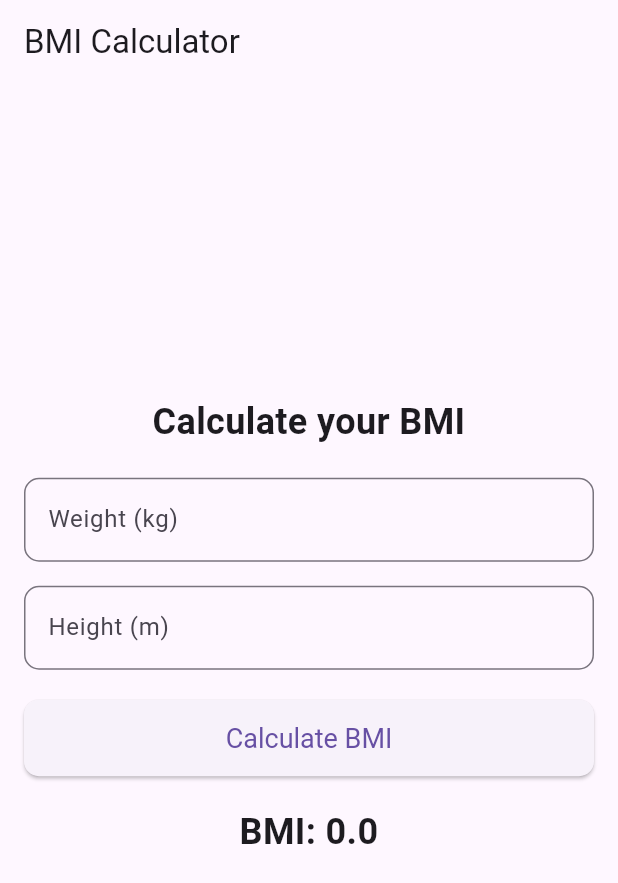
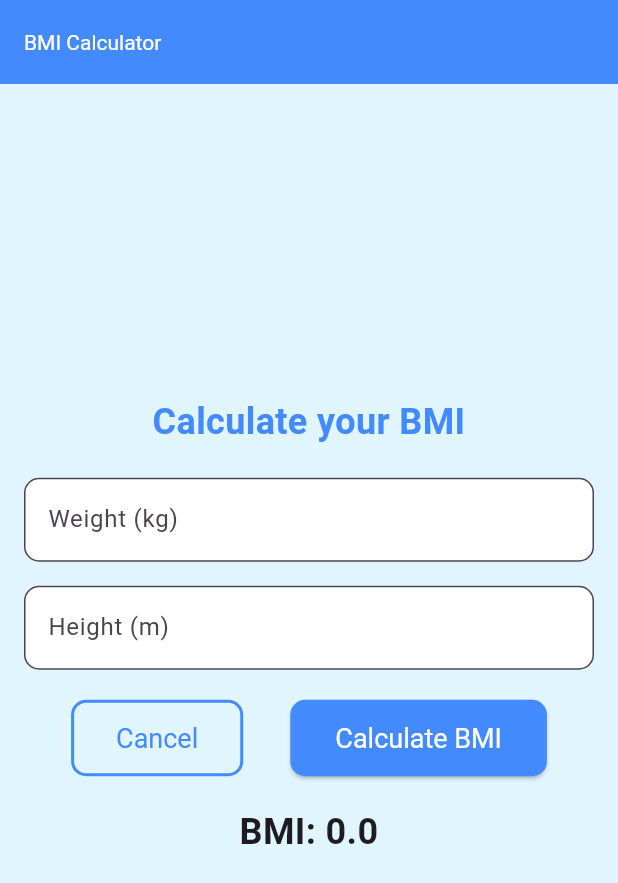
Before and after one commit to DwiJullian/C_2200016097_DwiJulianDaffa_Responsi, a Flutter app: the HomePage screen opened directly, on a phone screen of 412 x 824 dp. Shown: the top 883 px of the screen. Run offline on Flutter 3.47's test engine with Material 3 defaults, Android fonts, the phone set to English and light mode, and no system bars.

```diff
--- a/lib/homepage.dart
+++ b/lib/homepage.dart
@@ -29,13 +29,25 @@ class _HomePageState extends State<HomePage> {
     }
   }
 
+  void _cancel() {
+    _weightController.clear();
+    _heightController.clear();
+    setState(() {
+      _bmi = 0;
+      _bmiResult = "";
+    });
+  }
+
   @override
   Widget build(BuildContext context) {
     return Scaffold(
       appBar: AppBar(
         title: Text('BMI Calculator'),
+        backgroundColor: Colors.blueAccent,
+        titleTextStyle: TextStyle(color: Colors.white),
       ),
-      body: Padding(
+      body: Container(
+        color: Colors.lightBlue[50],
         padding: const EdgeInsets.all(16.0),
         child: Form(
           key: _formKey,
@@ -49,6 +61,7 @@ class _HomePageState extends State<HomePage> {
                 style: TextStyle(
                   fontSize: 24,
                   fontWeight: FontWeight.bold,
+                  color: Colors.blueAccent,
                 ),
               ),
               SizedBox(height: 20),
@@ -59,6 +72,8 @@ class _HomePageState extends State<HomePage> {
                   border: OutlineInputBorder(
                     borderRadius: BorderRadius.circular(10.0),
                   ),
+                  filled: true,
+                  fillColor: Colors.white,
                 ),
                 keyboardType: TextInputType.number,
                 validator: (value) {
@@ -76,6 +91,8 @@ class _HomePageState extends State<HomePage> {
                   border: OutlineInputBorder(
                     borderRadius: BorderRadius.circular(10.0),
                   ),
+                  filled: true,
+                  fillColor: Colors.white,
                 ),
                 keyboardType: TextInputType.number,
                 validator: (value) {
@@ -86,16 +103,37 @@ class _HomePageState extends State<HomePage> {
                 },
               ),
               SizedBox(height: 20),
+              Row(
+                mainAxisAlignment: MainAxisAlignment.spaceEvenly,
+                children: [
+                  OutlinedButton(
+                    onPressed: _cancel,
+                    style: OutlinedButton.styleFrom(
+                      padding: EdgeInsets.symmetric(horizontal: 30, vertical: 15),
+                      textStyle: TextStyle(fontSize: 18),
+                      shape: RoundedRectangleBorder(
+                        borderRadius: BorderRadius.circular(10.0),
+                      ),
+                      side: BorderSide(color: Colors.blueAccent, width: 2.0),
+                    ),
+                    child: Text(
+                      'Cancel',
+                      style: TextStyle(color: Colors.blueAccent),
+                    ),
+                  ),
                   ElevatedButton(
                     onPressed: _calculateBMI,
                     style: ElevatedButton.styleFrom(
-                  padding: EdgeInsets.symmetric(horizontal: 50, vertical: 15),
+                      backgroundColor: Colors.blueAccent,
+                      padding: EdgeInsets.symmetric(horizontal: 30, vertical: 15),
                       textStyle: TextStyle(fontSize: 18),
                       shape: RoundedRectangleBorder(
                         borderRadius: BorderRadius.circular(10.0),
                       ),
                     ),
-                child: Text('Calculate BMI'),
+                    child: Text('Calculate BMI', style: TextStyle(color: Colors.white)),
+                  ),
+                ],
               ),
               SizedBox(height: 20),
               Text(
```
Also changed, not shown: lib/login_page.dart (+37 -3 lines). Lines whose indentation alone changed are shown as unchanged.
